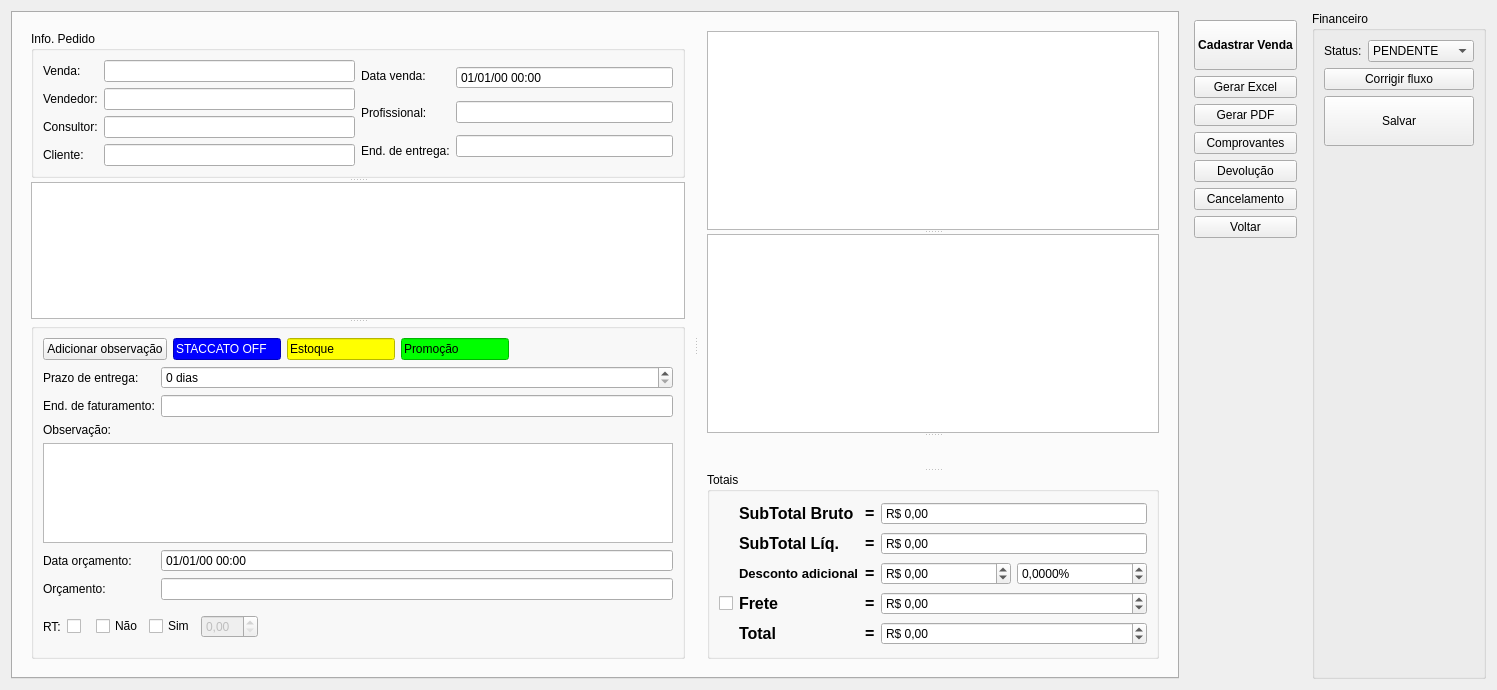
darktorres/ERP-STACCATO, file ui/venda.ui: the form before one commit.
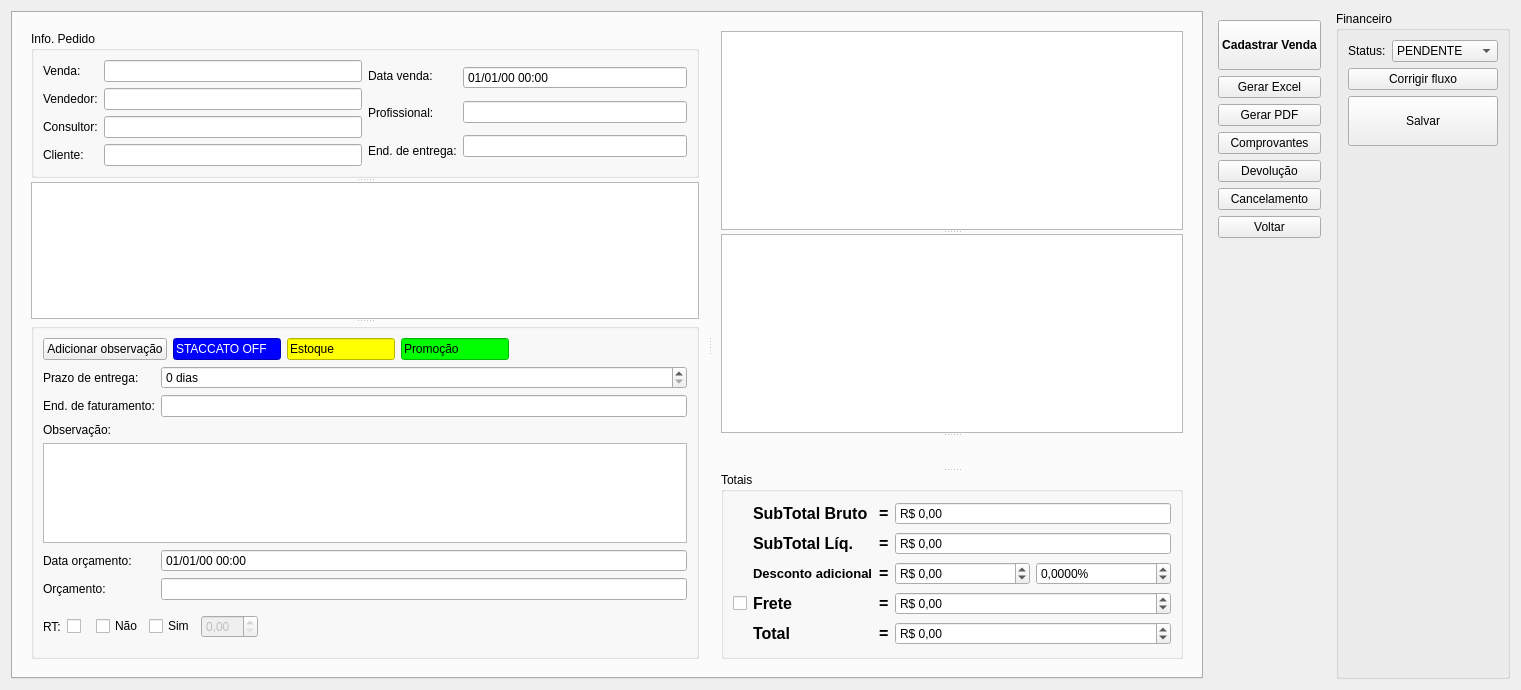
The form after the commit. Custom widgets are drawn as their Qt base class.

The edit to the form file:
```diff
--- a/ui/venda.ui
+++ b/ui/venda.ui
@@ -6,7 +6,7 @@
    <rect>
     <x>0</x>
     <y>0</y>
-    <width>1497</width>
+    <width>1521</width>
     <height>690</height>
    </rect>
   </property>
```
Left out of the diff: 6 changed lines with no effect on the pictures.
